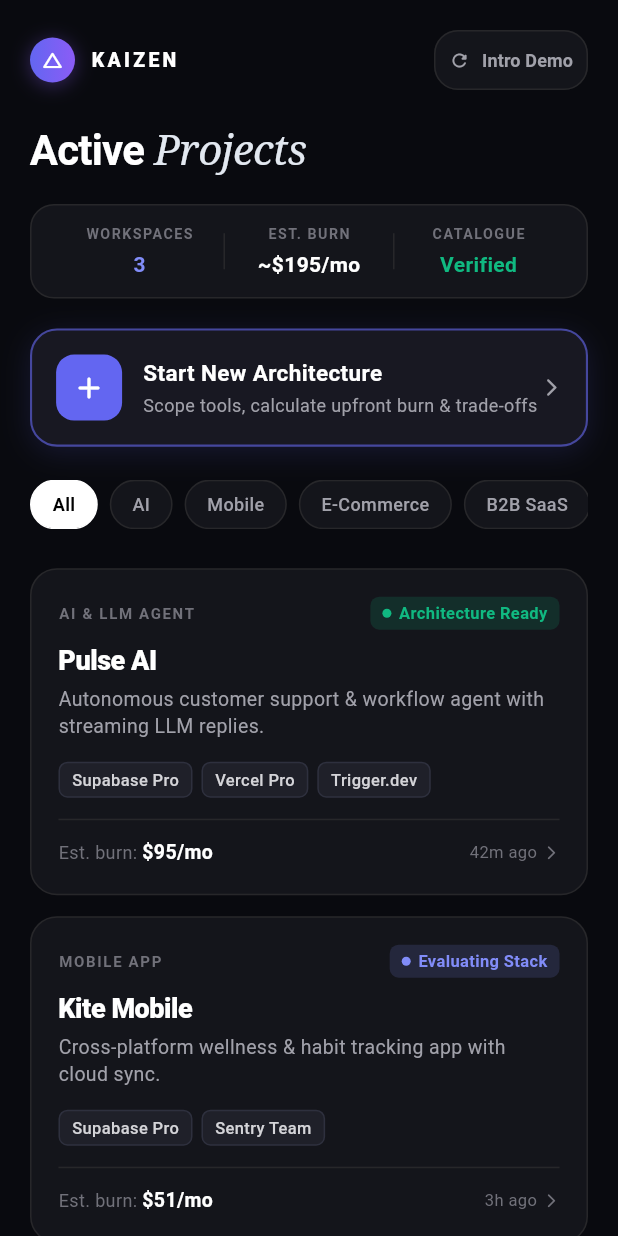
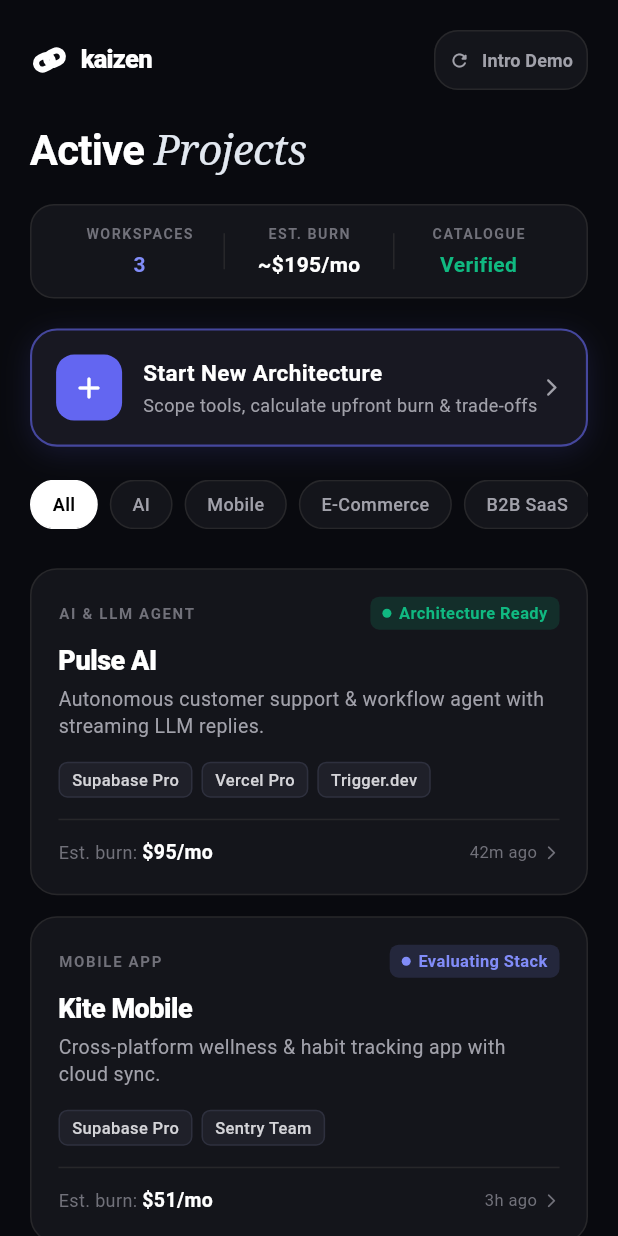
Before and after one commit to Salziz/kaizen, a Flutter app: the screen it shows after launch, after a tap on "Skip", on a phone screen of 412 x 824 dp. Run offline on Flutter 3.47's test engine with Material 3 defaults, Android fonts, the phone set to English and light mode, and no system bars; our stand-ins replace shared_preferences.

Commit message:
feat(branding): implement Concept 2 continuous loop logo and refresh app icons for Android, iOS, and Web

```diff
--- a/lib/screens/onboarding_screen.dart
+++ b/lib/screens/onboarding_screen.dart
@@ -5,6 +5,7 @@ import 'package:flutter/material.dart';
 import 'package:shared_preferences/shared_preferences.dart';
 
 import '../controllers/chat_controller.dart';
+import '../widgets/kaizen_logo.dart';
 import 'projects_screen.dart';
 
 /// Models a tool showcase card on Screen 1 of onboarding.
@@ -334,44 +335,7 @@ class _OnboardingScreenState extends State<OnboardingScreen>
             mainAxisAlignment: MainAxisAlignment.spaceBetween,
             children: [
               // Logo / Brand Mark
-              Row(
-                children: [
-                  Container(
-                    width: 28,
-                    height: 28,
-                    decoration: BoxDecoration(
-                      shape: BoxShape.circle,
-                      gradient: const LinearGradient(
-                        colors: [Color(0xFF6366F1), Color(0xFF8B5CF6)],
-                      ),
-                      boxShadow: [
-                        BoxShadow(
-                          color: const Color(0xFF8B5CF6).withValues(alpha: 0.35),
-                          blurRadius: 10,
-                          offset: const Offset(0, 2),
-                        ),
-                      ],
-                    ),
-                    child: const Center(
-                      child: Icon(
-                        Icons.change_history_rounded,
-                        color: Colors.white,
-                        size: 16,
-                      ),
-                    ),
-                  ),
-                  const SizedBox(width: 8),
-                  const Text(
-                    'KAIZEN',
-                    style: TextStyle(
-                      color: Colors.white,
-                      fontSize: 13,
-                      fontWeight: FontWeight.w700,
-                      letterSpacing: 2.2,
-                    ),
-                  ),
-                ],
-              ),
+              const KaizenLogo(size: 26, fontSize: 17),
               // Skip Button
               if (_currentPage < 4)
                 TextButton(
--- a/lib/screens/projects_screen.dart
+++ b/lib/screens/projects_screen.dart
@@ -6,6 +6,7 @@ import 'package:uuid/uuid.dart';
 
 import '../controllers/chat_controller.dart';
 import '../models/project_item.dart';
+import '../widgets/kaizen_logo.dart';
 import 'chat_screen.dart';
 import 'onboarding_screen.dart';
 
@@ -343,44 +344,7 @@ class _ProjectsScreenState extends State<ProjectsScreen> {
     return Row(
       mainAxisAlignment: MainAxisAlignment.spaceBetween,
       children: [
-        Row(
-          children: [
-            Container(
-              width: 30,
-              height: 30,
-              decoration: BoxDecoration(
-                shape: BoxShape.circle,
-                gradient: const LinearGradient(
-                  colors: [Color(0xFF6366F1), Color(0xFF8B5CF6)],
-                ),
-                boxShadow: [
-                  BoxShadow(
-                    color: const Color(0xFF8B5CF6).withValues(alpha: 0.35),
-                    blurRadius: 10,
-                    offset: const Offset(0, 2),
-                  ),
-                ],
-              ),
-              child: const Center(
-                child: Icon(
-                  Icons.change_history_rounded,
-                  color: Colors.white,
-                  size: 16,
-                ),
-              ),
-            ),
-            const SizedBox(width: 10),
-            const Text(
-              'KAIZEN',
-              style: TextStyle(
-                color: Colors.white,
-                fontSize: 13,
-                fontWeight: FontWeight.w800,
-                letterSpacing: 2.2,
-              ),
-            ),
-          ],
-        ),
+        const KaizenLogo(size: 26, fontSize: 17),
         // Replay onboarding trigger (useful for demo day presentation)
         TextButton.icon(
           key: const Key('replay_onboarding_button'),
--- /dev/null
+++ b/lib/widgets/kaizen_logo.dart
@@ -0,0 +1,112 @@
+import 'dart:math' as math;
+import 'package:flutter/material.dart';
+
+/// The official Kaizen brand logo widget displaying the interlocking
+/// continuous improvement loop emblem in front of the lowercase `kaizen` wordmark.
+class KaizenLogo extends StatelessWidget {
+  const KaizenLogo({
+    super.key,
+    this.size = 28,
+    this.color = Colors.white,
+    this.showWordmark = true,
+    this.fontSize = 17,
+    this.letterSpacing = -0.5,
+  });
+
+  final double size;
+  final Color color;
+  final bool showWordmark;
+  final double fontSize;
+  final double letterSpacing;
+
+  @override
+  Widget build(BuildContext context) {
+    return Row(
+      mainAxisSize: MainAxisSize.min,
+      crossAxisAlignment: CrossAxisAlignment.center,
+      children: [
+        SizedBox(
+          width: size,
+          height: size,
+          child: CustomPaint(
+            painter: KaizenEmblemPainter(color: color),
+          ),
+        ),
+        if (showWordmark) ...[
+          const SizedBox(width: 8),
+          Text(
+            'kaizen',
+            style: TextStyle(
+              color: color,
+              fontSize: fontSize,
+              fontWeight: FontWeight.w800,
+              letterSpacing: letterSpacing,
+              height: 1.0,
+            ),
+          ),
+        ],
+      ],
+    );
+  }
+}
+
+/// Paints the Concept 2 interlocking continuous refinement loops emblem.
+class KaizenEmblemPainter extends CustomPainter {
+  const KaizenEmblemPainter({this.color = Colors.white});
+
+  final Color color;
+
+  @override
+  void paint(Canvas canvas, Size size) {
+    final w = size.width;
+    final h = size.height;
+    final strokeW = w * 0.16;
+
+    final paintStroke = Paint()
+      ..color = color
+      ..style = PaintingStyle.stroke
+      ..strokeWidth = strokeW
+      ..strokeCap = StrokeCap.round
+      ..strokeJoin = StrokeJoin.round;
+
+    final center = Offset(w / 2, h / 2);
+
+    canvas.save();
+    // Rotate canvas slightly to align the loop diagonally (-25 degrees)
+    canvas.translate(center.dx, center.dy);
+    canvas.rotate(-math.pi / 7.2);
+
+    final loopWidth = w * 0.44;
+    final loopHeight = h * 0.32;
+    final cornerRadius = Radius.circular(loopHeight / 2);
+
+    // Left rounded loop
+    final leftRect = RRect.fromRectAndRadius(
+      Rect.fromCenter(
+        center: Offset(-loopWidth * 0.32, 0),
+        width: loopWidth,
+        height: loopHeight,
+      ),
+      cornerRadius,
+    );
+
+    // Right rounded loop
+    final rightRect = RRect.fromRectAndRadius(
+      Rect.fromCenter(
+        center: Offset(loopWidth * 0.32, 0),
+        width: loopWidth,
+        height: loopHeight,
+      ),
+      cornerRadius,
+    );
+
+    canvas.drawRRect(leftRect, paintStroke);
+    canvas.drawRRect(rightRect, paintStroke);
+
+    canvas.restore();
+  }
+
+  @override
+  bool shouldRepaint(covariant KaizenEmblemPainter oldDelegate) =>
+      oldDelegate.color != color;
+}
```
Also changed, not shown: 27 other files.
